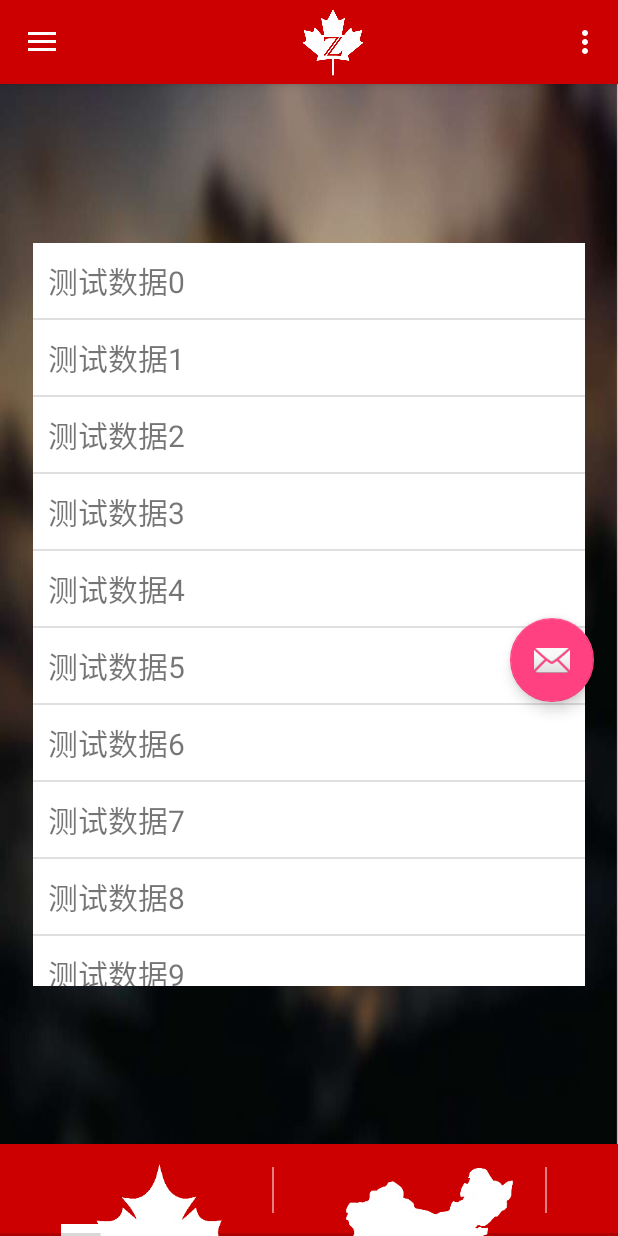
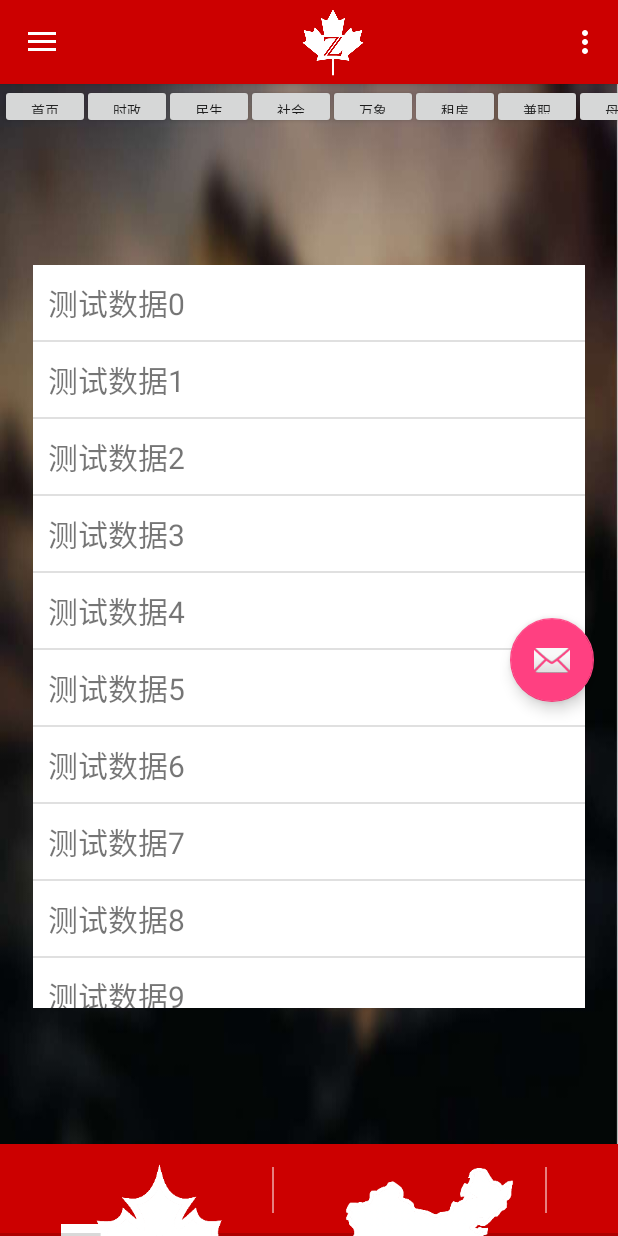
Before and after one commit to ottawazine/androidApp, an Android app: the screen it shows after launch (MainActivity), on a phone screen of 412 x 824 dp. Run offline under Robolectric (Android 15) with nearby library versions, the phone set to English and light mode, and no system bars.

Commit message:
添加TAG按钮组

```diff
--- a/app/src/main/res/layout/content_main.xml
+++ b/app/src/main/res/layout/content_main.xml
@@ -9,25 +9,132 @@
     tools:context="oz.myapplication.MainActivity"
     tools:showIn="@layout/app_bar_main">
 
-    <android.support.v4.view.ViewPager
-        android:id="@+id/view_pager"
+    <HorizontalScrollView
+        android:id="@+id/TopScrollView"
         android:layout_width="0dp"
-        android:layout_height="0dp"
-        app:layout_constraintBottom_toTopOf="@+id/sliding"
+        android:layout_height="30dp"
+
+        app:layout_constraintBottom_toTopOf="@+id/view_pager"
         app:layout_constraintLeft_toLeftOf="parent"
         app:layout_constraintRight_toRightOf="parent"
         app:layout_constraintTop_toTopOf="parent"
-        tools:layout_constraintBottom_creator="1"
-        tools:layout_constraintLeft_creator="1"
-        tools:layout_constraintRight_creator="1"
-        tools:layout_constraintTop_creator="1" >
 
-        <view
-            class="android.support.v4.view.ViewPager"
-            id="@+id/view"
-            android:layout_width="wrap_content"
-            android:layout_height="wrap_content" />
-    </android.support.v4.view.ViewPager>
+        >
+
+        <LinearLayout
+            android:layout_width="match_parent"
+            android:layout_height="match_parent"
+            android:orientation="horizontal"
+            android:textAlignment="center">
+
+            <Button
+                android:id="@+id/btn_Homepage"
+                android:layout_width="60dp"
+                android:layout_height="match_parent"
+                android:elevation="1dp"
+                android:text="首页"
+                android:textSize="9sp">
+
+            </Button>
+
+            <Button
+                android:id="@+id/btn_ShiZheng"
+                android:layout_width="60dp"
+                android:layout_height="match_parent"
+                android:layout_marginLeft="-5dp"
+                android:text="时政"
+                android:textSize="9sp"></Button>
+
+            <Button
+                android:id="@+id/btn_MinSheng"
+                android:layout_width="60dp"
+                android:layout_height="match_parent"
+                android:layout_marginLeft="-5dp"
+                android:text="民生"
+                android:textSize="9sp"></Button>
+
+            <Button
+                android:id="@+id/btn_SheHui"
+                android:layout_width="60dp"
+                android:layout_height="match_parent"
+                android:layout_marginLeft="-5dp"
+                android:text="社会"
+                android:textSize="9sp"></Button>
+
+            <Button
+                android:id="@+id/btn_WanXiang"
+                android:layout_width="60dp"
+                android:layout_height="match_parent"
+                android:layout_marginLeft="-5dp"
+                android:text="万象"
+                android:textSize="9sp"></Button>
+
+            <Button
+                android:id="@+id/btn_ZuFang"
+                android:layout_width="60dp"
+                android:layout_height="match_parent"
+                android:layout_marginLeft="-5dp"
+                android:text="租房"
+                android:textSize="9sp"></Button>
+
+            <Button
+                android:id="@+id/btn_JianZhi"
+                android:layout_width="60dp"
+                android:layout_height="match_parent"
+                android:layout_marginLeft="-5dp"
+                android:text="兼职"
+                android:textSize="9sp"></Button>
+
+            <Button
+                android:id="@+id/btn_MuYing"
+                android:layout_width="60dp"
+                android:layout_height="match_parent"
+                android:layout_marginLeft="-5dp"
+                android:text="母婴"
+                android:textSize="9sp"></Button>
+
+            <Button
+                android:id="@+id/btn_QiChe"
+                android:layout_width="60dp"
+                android:layout_height="match_parent"
+                android:layout_marginLeft="-5dp"
+                android:text="汽车"
+                android:textSize="9sp"></Button>
+
+            <Button
+                android:id="@+id/btn_DianYing"
+                android:layout_width="60dp"
+                android:layout_height="match_parent"
+                android:layout_marginLeft="-5dp"
+                android:text="电影"
+                android:textSize="9sp"></Button>
+
+            <Button
+                android:id="@+id/btn_MaiFang"
+                android:layout_width="60dp"
+                android:layout_height="match_parent"
+                android:layout_marginLeft="-5dp"
+                android:text="买房"
+                android:textSize="9sp"></Button>
+
+            <Button
+                android:id="@+id/btn_ErShou"
+                android:layout_width="60dp"
+                android:layout_height="match_parent"
+                android:layout_marginLeft="-5dp"
+                android:text="二手"
+                android:textSize="9sp"></Button>
+
+            <Button
+                android:id="@+id/btn_YiLiao"
+                android:layout_width="60dp"
+                android:layout_height="match_parent"
+                android:layout_marginLeft="-5dp"
+                android:text="医疗"
+                android:textSize="9sp"></Button>
+        </LinearLayout>
+
+    </HorizontalScrollView>
 
     <oz.myapplication.view.SlidingTabLayout
         android:id="@+id/sliding"
@@ -40,4 +147,25 @@
         app:layout_constraintRight_toRightOf="parent"
         app:layout_constraintTop_toBottomOf="@+id/view_pager" />
 
+    <android.support.v4.view.ViewPager
+        android:id="@+id/view_pager"
+        android:layout_width="0dp"
+        android:layout_height="0dp"
+        app:layout_constraintBottom_toTopOf="@+id/sliding"
+        app:layout_constraintHorizontal_bias="0.0"
+        app:layout_constraintLeft_toLeftOf="parent"
+        app:layout_constraintRight_toRightOf="parent"
+        app:layout_constraintTop_toBottomOf="@+id/TopScrollView"
+        tools:layout_constraintBottom_creator="1"
+        tools:layout_constraintLeft_creator="1"
+        tools:layout_constraintRight_creator="1"
+        tools:layout_constraintTop_creator="1">
+
+        <view
+            class="android.support.v4.view.ViewPager"
+            id="@+id/view"
+            android:layout_width="wrap_content"
+            android:layout_height="wrap_content" />
+    </android.support.v4.view.ViewPager>
+
 </android.support.constraint.ConstraintLayout>
```
